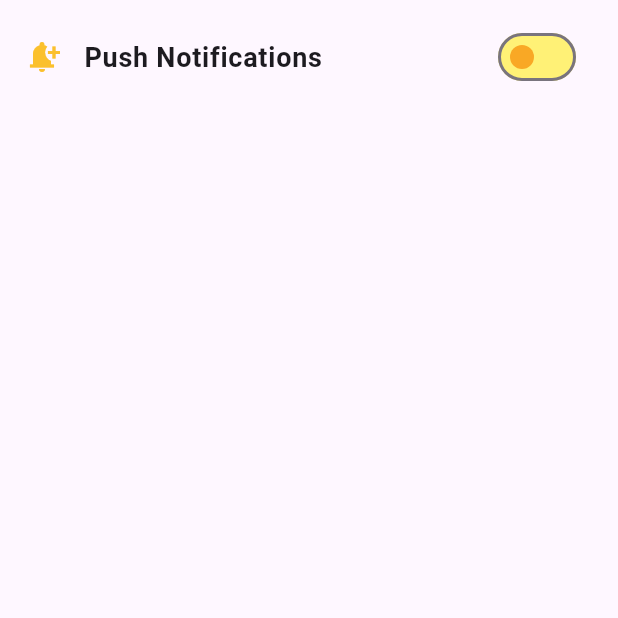
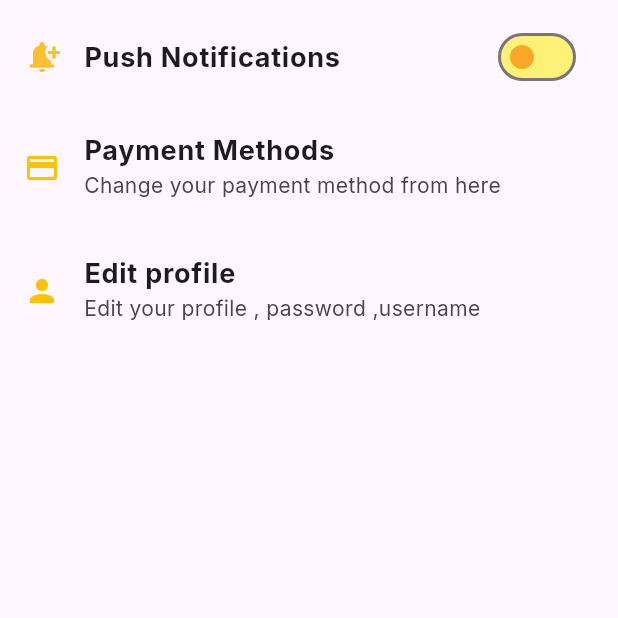
Before and after one commit to Bodeayman/EcomFlutter, a Flutter app: the Settings screen opened directly, on a phone screen of 412 x 824 dp, the top half of it. Run offline on Flutter 3.47's test engine with Material 3 defaults, Android fonts, the phone set to English and light mode, and no system bars; our stand-ins replace bloc, google_fonts; network calls fail.

Commit message:
Changed the fonts add more in the settings , so i can test the checkout

```diff
--- a/lib/main.dart
+++ b/lib/main.dart
@@ -2,6 +2,7 @@ import 'package:ecomflutter/model/item.dart';
 import 'package:ecomflutter/pages/Register/register.dart';
 import 'package:ecomflutter/provider/cart.dart';
 import 'package:flutter/material.dart';
+import 'package:google_fonts/google_fonts.dart';
 import 'package:provider/provider.dart';
 
 void main() {
@@ -18,7 +19,8 @@ class MyApp extends StatelessWidget {
       create: (context) {
         return Cart();
       },
-      child: const MaterialApp(
+      child: MaterialApp(
+        theme: ThemeData(textTheme: GoogleFonts.interTextTheme()),
         home: Register(),
         debugShowCheckedModeBanner: false,
       ),
--- a/lib/pages/Login/login.dart
+++ b/lib/pages/Login/login.dart
@@ -1,8 +1,6 @@
 import 'package:ecomflutter/pages/Login/Widgets/check_login_sen.dart';
-import 'package:ecomflutter/pages/Login/Widgets/custom_button.dart';
 import 'package:ecomflutter/pages/Login/Widgets/custom_text_input.dart';
 import 'package:ecomflutter/pages/Register/Widgets/custom_valid_button.dart';
-import 'package:flutter/cupertino.dart';
 import 'package:flutter/material.dart';
 
 class Login extends StatelessWidget {
--- /dev/null
+++ b/lib/pages/MainPages/Widgets/settings_list_tile.dart
@@ -0,0 +1,30 @@
+import 'package:flutter/material.dart';
+
+class SettingsListTile extends StatelessWidget {
+  const SettingsListTile({
+    super.key,
+    required this.title,
+    required this.subtitle,
+    required this.icon,
+    required this.onTap,
+  });
+  final String title;
+  final String subtitle;
+  final Icon icon;
+  final VoidCallback onTap;
+  @override
+  Widget build(BuildContext context) {
+    return InkWell(
+      onTap: onTap,
+
+      child: ListTile(
+        title: Text(
+          title,
+          style: TextStyle(fontSize: 18, fontWeight: FontWeight.bold),
+        ),
+        subtitle: Text(subtitle),
+        leading: icon,
+      ),
+    );
+  }
+}
--- a/lib/pages/MainPages/settings.dart
+++ b/lib/pages/MainPages/settings.dart
@@ -1,3 +1,4 @@
+import 'package:ecomflutter/pages/MainPages/Widgets/settings_list_tile.dart';
 import 'package:ecomflutter/pages/MainPages/Widgets/switch_tile.dart';
 import 'package:flutter/material.dart';
 
@@ -11,9 +12,29 @@ class Settings extends StatefulWidget {
 class _SettingsState extends State<Settings> {
   @override
   Widget build(BuildContext context) {
-    return const Scaffold(
+    return Scaffold(
       body: SingleChildScrollView(
-        child: Column(children: [SizedBox(height: 10), SwitchTile()]),
+        child: Column(
+          children: [
+            SizedBox(height: 10),
+            SwitchTile(),
+            SizedBox(height: 10),
+            SettingsListTile(
+              subtitle: "Change your payment method from here",
+              title: "Payment Methods",
+              icon: Icon(Icons.credit_card, color: Colors.amber),
+              onTap: () {},
+            ),
+
+            SizedBox(height: 10),
+            SettingsListTile(
+              subtitle: "Edit your profile , password ,username",
+              title: "Edit profile",
+              icon: Icon(Icons.person, color: Colors.amber),
+              onTap: () {},
+            ),
+          ],
+        ),
       ),
     );
   }
```
Also changed, not shown: pubspec.yaml (+4 -8 lines), pubspec.lock.
